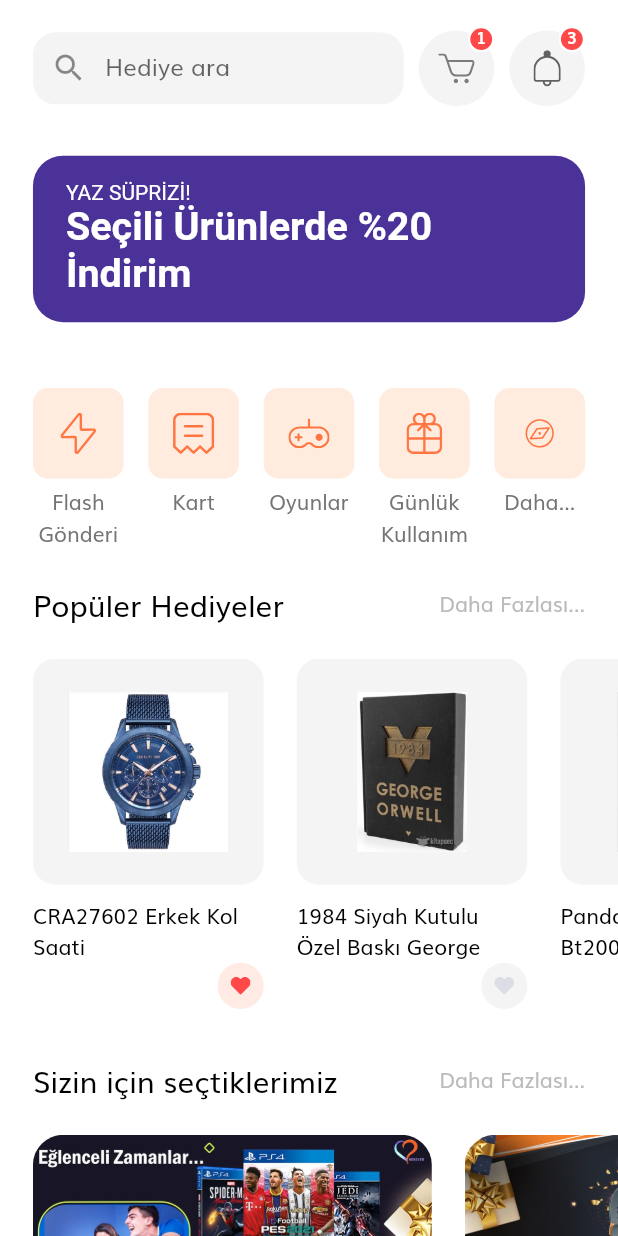
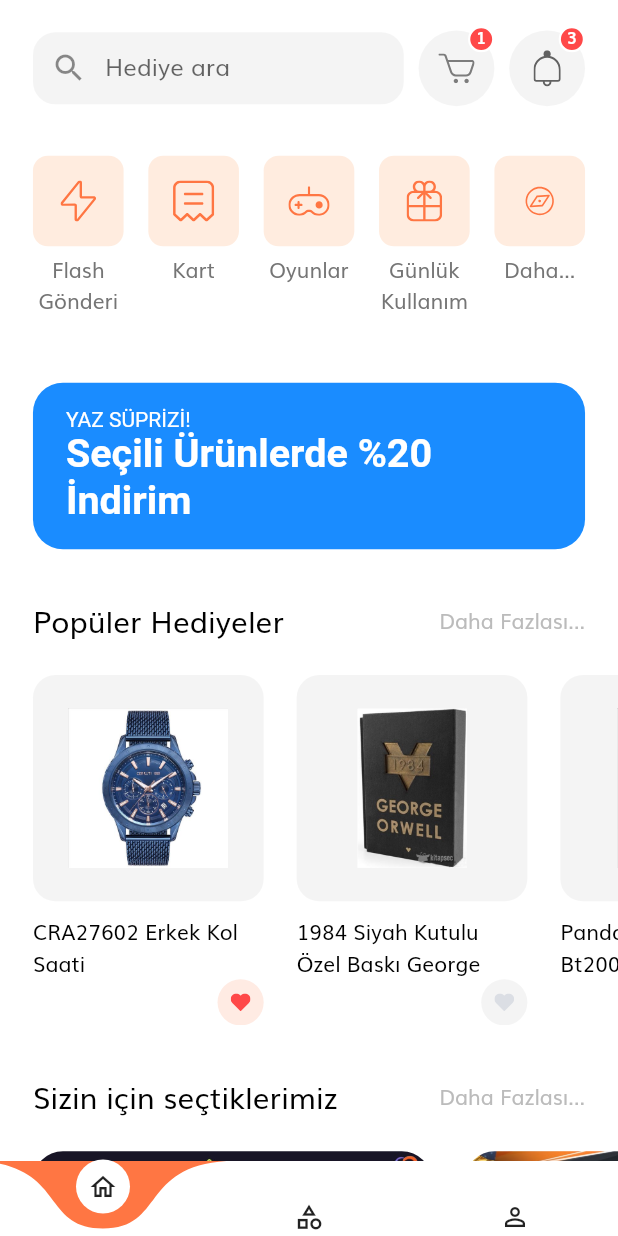
Before and after one commit to ErsenKocak/NeSever-Mobile, a Flutter app: the SignInView screen opened by its route, after a tap on "Devam Et", on a phone screen of 412 x 824 dp. Run offline on Flutter 3.47's test engine with Material 2 defaults, Android fonts, the phone set to English and light mode, and no system bars; drawn by our look-alikes of curved_navigation_bar; our stand-ins replace flutter_mobx, flutter_svg, get_it, mobx; generated files the repository leaves out were written again.

Commit message:
-Bottom navigation bar eklendi.Tasarımı,Animasyonu ve yönlendirme alt yapısı sağlandı. -Bottom navigation bar ile birlikte sayfa yönlendirmelerini sağlamak için Router view eklendi ve sayfalara bu View yapısı üzerinden yönlendirilme sağlandı -Mobx kütüphanesi ve viewmodel yapısı ile birlikte dinamik sayfa listesi oluşturuldu. -Core katmanı'na sayfa state'leri için key yapısı eklendi. -Get_it kütüphanesi eklendi ve Core katmanına Singleton instance'lar için gerekli dosya oluşturuldu. -Demo amaçlı Category ve Profile ekranları oluşturuldu ve Bottom Navigation Bar ile birlikte State saklanarak yönlendirmeler test edildi.

```diff
--- a/lib/core/app/constants.dart
+++ b/lib/core/app/constants.dart
@@ -2,6 +2,7 @@ import 'package:flutter/material.dart';
 import 'package:ne_sever_mobile/core/app/size_config.dart';
 
 const kPrimaryColor = Color(0xFFFF7643);
+const kBlueColor = Color(0xFF1A8CFF);
 const kPrimaryLightColor = Color(0xFFFFECDF);
 const kSecondaryColor = Color(0xFF979797);
 const kTextColor = Color(0xFF757575);
--- /dev/null
+++ b/lib/core/init/keys/view_keys.dart
@@ -0,0 +1,5 @@
+import 'package:flutter/material.dart';
+
+const homeViewKey = PageStorageKey("home");
+const categoryViewKey = PageStorageKey("category");
+const profileViewKey = PageStorageKey("profile");
--- /dev/null
+++ b/lib/core/init/locator/locator.dart
@@ -0,0 +1,11 @@
+import 'package:get_it/get_it.dart';
+import 'package:ne_sever_mobile/views/router_view/viewmodel/router_view_model.dart';
+
+GetIt locator = GetIt.asNewInstance();
+
+void setupLocator() {
+  locator.registerLazySingleton(() => RouterViewModel());
+  // locator.registerLazySingleton(() => TicketService());
+  // locator.registerLazySingleton(() => TicketViewModel());
+  // locator.registerLazySingleton(() => Logger());
+}
--- /dev/null
+++ b/lib/core/widgets/custom_buttom_navigation_bar.dart
@@ -0,0 +1,42 @@
+import 'package:curved_navigation_bar/curved_navigation_bar.dart';
+import 'package:flutter/material.dart';
+import 'package:ne_sever_mobile/core/app/constants.dart';
+import 'package:ne_sever_mobile/core/init/locator/locator.dart';
+import 'package:ne_sever_mobile/views/router_view/viewmodel/router_view_model.dart';
+
+class CustomBottomNavigationBar extends StatefulWidget {
+  const CustomBottomNavigationBar({
+    Key key,
+  }) : super(key: key);
+
+  @override
+  _CustomBottomNavigationBarState createState() =>
+      _CustomBottomNavigationBarState();
+}
+
+class _CustomBottomNavigationBarState extends State<CustomBottomNavigationBar> {
+  final _routerViewModel = locator<RouterViewModel>();
+  GlobalKey _bottomNavigationKey = GlobalKey();
+  @override
+  Widget build(BuildContext context) {
+    return CurvedNavigationBar(
+      onTap: (index) => _routerViewModel.changePageIndex(context, index),
+      index: _routerViewModel.currentViewIndex,
+      animationDuration: Duration(milliseconds: 300),
+      key: _bottomNavigationKey,
+      height: 50,
+      backgroundColor: kPrimaryColor,
+      items: <Widget>[
+        Icon(Icons.home_outlined, size: 20),
+        Icon(
+          Icons.category_outlined,
+          size: 20,
+        ),
+        Icon(
+          Icons.person_outline,
+          size: 20,
+        ),
+      ],
+    );
+  }
+}
--- a/lib/views/home/components/discount_banner.dart
+++ b/lib/views/home/components/discount_banner.dart
@@ -1,5 +1,7 @@
 import 'package:flutter/material.dart';
-import 'package:ne_sever_mobile/core/app/size_config.dart';
+
+import '../../../core/app/constants.dart';
+import '../../../core/app/size_config.dart';
 
 class DiscountBanner extends StatelessWidget {
   const DiscountBanner({
@@ -17,7 +19,7 @@ class DiscountBanner extends StatelessWidget {
         vertical: getProportionateScreenWidth(15),
       ),
       decoration: BoxDecoration(
-        color: Color(0xFF4A3298),
+        color: kBlueColor,
         borderRadius: BorderRadius.circular(20),
       ),
       child: Text.rich(
--- a/lib/views/home/view/home_view.dart
+++ b/lib/views/home/view/home_view.dart
@@ -1,12 +1,20 @@
 import 'package:flutter/material.dart';
 import 'package:ne_sever_mobile/core/app/size_config.dart';
+import 'package:ne_sever_mobile/core/widgets/custom_buttom_navigation_bar.dart';
 import 'package:ne_sever_mobile/views/home/components/categories.dart';
 import 'package:ne_sever_mobile/views/home/components/discount_banner.dart';
 import 'package:ne_sever_mobile/views/home/components/home_header.dart';
 import 'package:ne_sever_mobile/views/home/components/popular_product.dart';
 import 'package:ne_sever_mobile/views/home/components/special_offers.dart';
 
-class HomeView extends StatelessWidget {
+class HomeView extends StatefulWidget {
+  HomeView({Key key}) : super(key: key);
+
+  @override
+  _HomeViewState createState() => _HomeViewState();
+}
+
+class _HomeViewState extends State<HomeView> {
   @override
   Widget build(BuildContext context) {
     return Scaffold(
@@ -17,8 +25,9 @@ class HomeView extends StatelessWidget {
               SizedBox(height: getProportionateScreenHeight(20)),
               HomeHeader(),
               SizedBox(height: getProportionateScreenWidth(10)),
+              Categories(),
               DiscountBanner(),
-              Categories(),
+              SizedBox(height: getProportionateScreenWidth(10)),
               PopularProducts(),
               SizedBox(height: getProportionateScreenWidth(30)),
               SpecialOffers(),
--- /dev/null
+++ b/lib/views/router_view/view/router_view.dart
@@ -0,0 +1,20 @@
+import 'package:flutter/material.dart';
+import 'package:flutter_mobx/flutter_mobx.dart';
+import 'package:ne_sever_mobile/core/init/locator/locator.dart';
+import 'package:ne_sever_mobile/core/widgets/custom_buttom_navigation_bar.dart';
+import 'package:ne_sever_mobile/views/router_view/viewmodel/router_view_model.dart';
+
+class RouterView extends StatelessWidget {
+  //final List<Widget> _viewList = [HomeView(), CategoryView()];
+  final _routerViewModel = locator<RouterViewModel>();
+  @override
+  Widget build(BuildContext context) {
+    return Scaffold(
+      bottomNavigationBar: CustomBottomNavigationBar(),
+      body: Observer(builder: (_) {
+        return _routerViewModel.pageList[_routerViewModel.currentViewIndex];
+        // return Text(_routerViewModel.currentViewIndex.toString());
+      }),
+    );
+  }
+}
--- a/lib/views/sign_in/components/sign_form.dart
+++ b/lib/views/sign_in/components/sign_form.dart
@@ -73,7 +73,7 @@ class _SignFormState extends State<SignForm> {
               //   // if all are valid then go to success screen
               //   Navigator.pushNamed(context, '/home');
               // }
-              Navigator.pushNamed(context, '/home');
+              Navigator.pushNamed(context, '/router');
             },
           ),
         ],
--- a/lib/views/splash/view/splash_view.dart
+++ b/lib/views/splash/view/splash_view.dart
@@ -29,7 +29,6 @@ class _SplashScreenState extends State<SplashScreen> {
 
   @override
   Widget build(BuildContext context) {
-    // You have to call it on your starting screen
     SizeConfig().init(context);
     return Scaffold(
       body: SafeArea(
```
Also changed, not shown: lib/main.dart (+6 -1 lines), lib/views/category/view/category_view.dart (added, +20 -0 lines), lib/views/profile/view/profile_view.dart (added, +16 -0 lines), lib/views/router_view/viewmodel/router_view_model.dart (added, +31 -0 lines), pubspec.yaml (+5 -9 lines), lib/views/router_view/viewmodel/router_view_model.g.dart (added), pubspec.lock, 1 other file.
